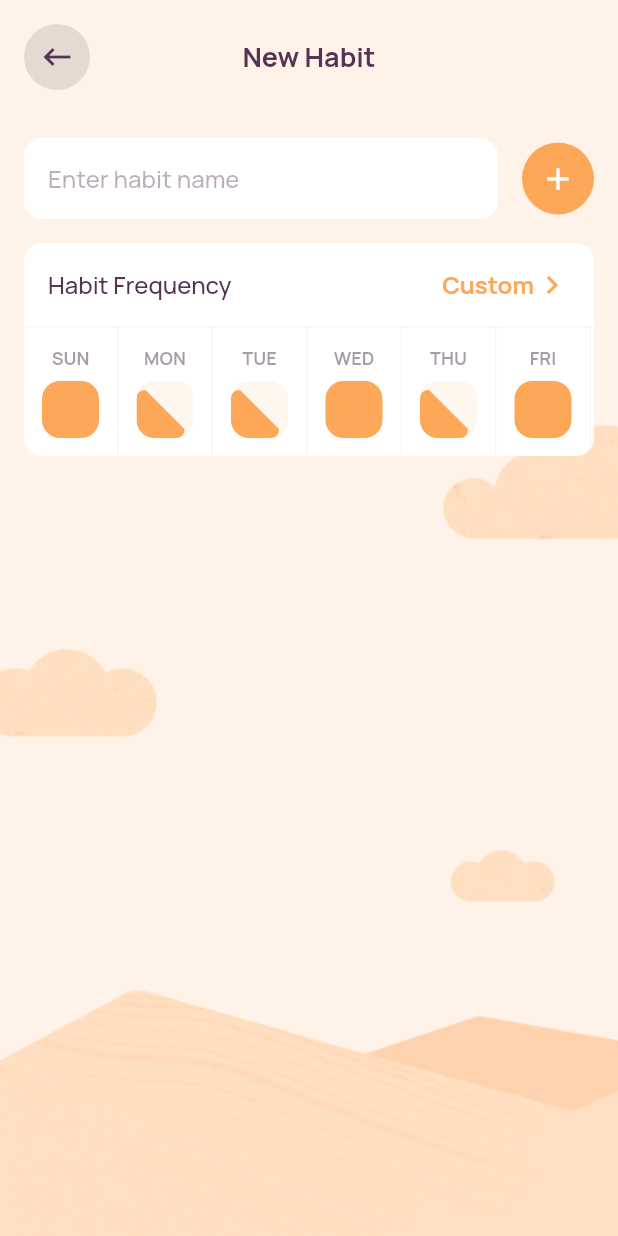
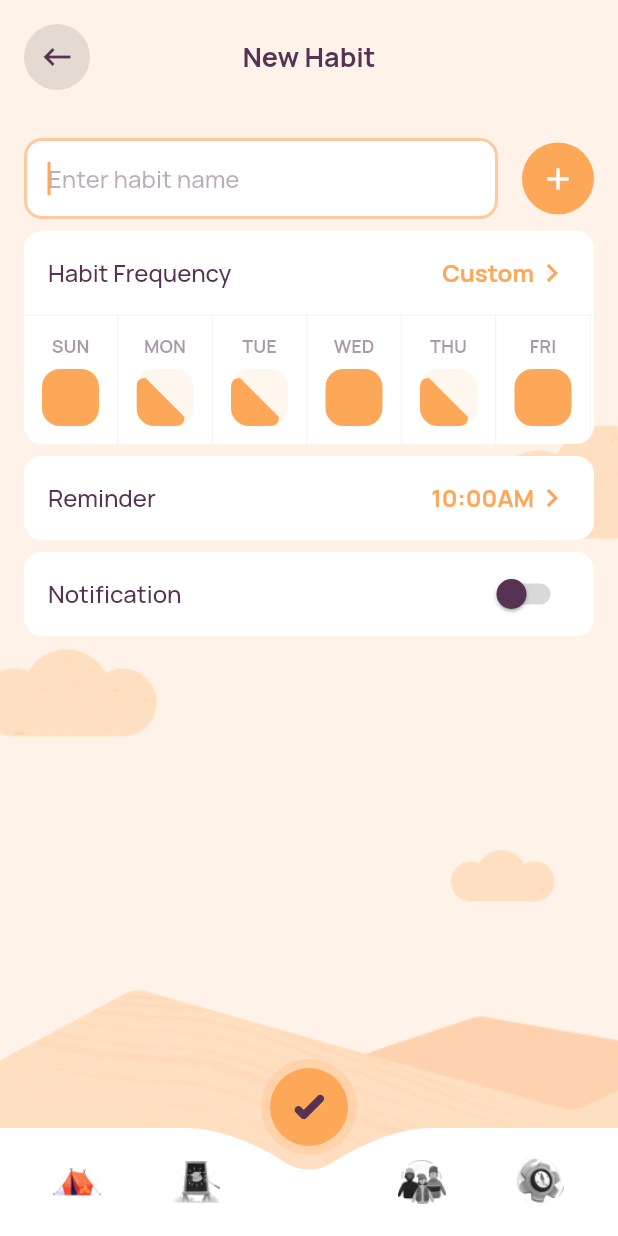
Before and after one commit to diogostein/habit-builder-flutter, a Flutter app: the NewHabitPage screen opened by its route, on a phone screen of 412 x 824 dp. Run offline on Flutter 3.47's test engine with Material 2 defaults, Android fonts, the phone set to English and light mode, and no system bars; our stand-ins replace flutter_modular, flutter_svg, form_field_validator.

Commit message:
Finaliza tela de new habit

```diff
--- a/design_system/lib/atomic/molecules/text_form_field.dart
+++ b/design_system/lib/atomic/molecules/text_form_field.dart
@@ -103,7 +103,8 @@ class _HBTextFormFieldState extends State<HBTextFormField> {
     return Focus(
       onFocusChange: (hasFocus) => setState(() => _hasFocus = hasFocus),
       child: Padding(
-        padding: widget.margin ?? EdgeInsets.zero,
+        padding:
+            widget.margin ?? const EdgeInsets.only(bottom: HBSpacings.xSmall),
         child: TextFormField(
           controller: widget.controller,
           focusNode: widget.focusNode,
--- a/design_system/lib/atomic/templates/sliver_scaffold.dart
+++ b/design_system/lib/atomic/templates/sliver_scaffold.dart
@@ -5,6 +5,7 @@ import '../../design_system.dart';
 class HBSliverScaffold extends StatelessWidget {
   final Widget? headerBar;
   final bool extendBodyBehindAppBar;
+  final bool? resizeToAvoidBottomInset;
   final Widget? bottomNavigationBar;
   final Widget? floatingActionButton;
   final FloatingActionButtonLocation? floatingActionButtonLocation;
@@ -20,6 +21,7 @@ class HBSliverScaffold extends StatelessWidget {
     this.floatingActionButtonLocation,
     this.hasBackground = false,
     required this.slivers,
+    this.resizeToAvoidBottomInset,
   });
 
   bool get _extendBody => bottomNavigationBar != null;
@@ -29,6 +31,7 @@ class HBSliverScaffold extends StatelessWidget {
     return Scaffold(
       extendBody: _extendBody,
       extendBodyBehindAppBar: extendBodyBehindAppBar,
+      resizeToAvoidBottomInset: resizeToAvoidBottomInset,
       bottomNavigationBar: bottomNavigationBar,
       floatingActionButton: floatingActionButton,
       floatingActionButtonLocation: floatingActionButtonLocation ??
--- a/habit_builder/lib/src/app_module.dart
+++ b/habit_builder/lib/src/app_module.dart
@@ -1,5 +1,4 @@
 import 'package:flutter_modular/flutter_modular.dart';
-import 'package:habit_builder/src/modules/home/ui/tracking_habits/tracking_habits_page.dart';
 
 import 'modules/authentication/authentication_module.dart';
 import 'modules/community/community_module.dart';
@@ -9,6 +8,7 @@ import 'modules/home/home_module.dart';
 import 'modules/onboarding/onboarding_module.dart';
 import 'modules/profile/profile_module.dart';
 import 'modules/settings/settings_module.dart';
+import 'splash_screen.dart';
 
 class AppModule extends Module {
   @override
@@ -16,7 +16,7 @@ class AppModule extends Module {
 
   @override
   List<ModularRoute> get routes => [
-        ChildRoute('/', child: (context, args) => const TrackingHabitsPage()),
+        ChildRoute('/', child: (context, args) => const SplashScreen()),
         ModuleRoute('/onboarding', module: OnboardingModule()),
         ModuleRoute('/authentication', module: AuthenticationModule()),
         ModuleRoute('/home', module: HomeModule()),
--- a/habit_builder/lib/src/modules/community/data/community_repository.dart
+++ b/habit_builder/lib/src/modules/community/data/community_repository.dart
@@ -6,8 +6,8 @@ class CommunityRepository {
         Post(
           id: 1,
           author: Author(
-            name: 'Sophie',
-            image: 'assets/images/sophie-radcliffe.jpg',
+            name: 'Brian',
+            image: 'assets/images/brian-porter.jpg',
           ),
           date: '41m ago',
           message:
@@ -18,7 +18,7 @@ class CommunityRepository {
         Post(
           id: 2,
           author: Author(
-            name: 'Maria',
+            name: 'Sophie',
             image: 'assets/images/sophie-radcliffe.jpg',
           ),
           date: '41m ago',
@@ -30,8 +30,8 @@ class CommunityRepository {
         Post(
           id: 2,
           author: Author(
-            name: 'Kate',
-            image: 'assets/images/sophie-radcliffe.jpg',
+            name: 'Anne',
+            image: 'assets/images/anne-chambers.jpg',
           ),
           date: '41m ago',
           message:
--- a/habit_builder/lib/src/modules/habit/ui/new_habit_page.dart
+++ b/habit_builder/lib/src/modules/habit/ui/new_habit_page.dart
@@ -1,6 +1,11 @@
 import 'package:design_system/design_system.dart';
 import 'package:flutter/material.dart';
-import 'package:habit_builder/src/modules/habit/ui/widgets/week_day_with_habit_square.dart';
+import 'package:flutter_modular/flutter_modular.dart';
+import 'package:habit_builder/src/core/mixin/menu_actions.dart';
+import 'package:habit_builder/src/modules/habit/ui/widgets/habit_frequency_card.dart';
+
+import 'widgets/notification_card.dart';
+import 'widgets/reminder_card.dart';
 
 class NewHabitPage extends StatefulWidget {
   const NewHabitPage({Key? key}) : super(key: key);
@@ -9,14 +14,23 @@ class NewHabitPage extends StatefulWidget {
   State<NewHabitPage> createState() => _NewHabitPageState();
 }
 
-class _NewHabitPageState extends State<NewHabitPage> {
+class _NewHabitPageState extends State<NewHabitPage> with MenuActions {
   @override
   Widget build(BuildContext context) {
     return HBSliverScaffold(
       hasBackground: true,
+      resizeToAvoidBottomInset: false,
       headerBar: const HBHeaderBar(
         automaticallyImplyLeading: true,
         titleText: 'New Habit',
+      ),
+      floatingActionButton: HBFloatingActionButton(
+        onPressed: () => Modular.to.pop(),
+        child: const HBImage(HBSvgIcons.check),
+      ),
+      bottomNavigationBar: HBBottomAppBar(
+        onMenuIconPressed: onMenuIconPressed,
+        activeMenuIcon: HBMenuIconType.home,
       ),
       slivers: [
         SliverToBoxAdapter(
@@ -29,7 +43,9 @@ class _NewHabitPageState extends State<NewHabitPage> {
                   children: [
                     const Expanded(
                       child: HBTextFormField(
+                        margin: EdgeInsets.zero,
                         hintText: 'Enter habit name',
+                        autofocus: true,
                       ),
                     ),
                     const HBGapWidth(),
@@ -42,87 +58,12 @@ class _NewHabitPageState extends State<NewHabitPage> {
                     ),
                   ],
                 ),
-                const HBGapHeight(),
-                HBFlatCard(
-                  margin: EdgeInsets.zero,
-                  padding: EdgeInsets.zero,
-                  child: Column(
-                    children: [
-                      Padding(
-                        padding: const EdgeInsets.all(HBSpacings.regular),
-                        child: Row(
-                          children: [
-                            const Expanded(
-                              child: HBText('Habit Frequency'),
-                            ),
-                            HBText(
-                              'Custom',
-                              style: HBTextStyles.body.copyWith(
-                                color: HBMaterialColors.primarySwatch,
-                                fontWeight: FontWeight.bold,
-                              ),
-                            ),
-                            const Icon(
-                              Icons.chevron_right,
-                              color: HBMaterialColors.primarySwatch,
-                            ),
-                          ],
-                        ),
-                      ),
-                      const HBDivider(),
-                      SingleChildScrollView(
-                        scrollDirection: Axis.horizontal,
-                        child: IntrinsicHeight(
-                          child: Row(
-                            children: const [
-                              WeekDayWithHabitSquare(
-                                padding: EdgeInsets.all(HBSpacings.small),
-                                weekDayText: 'SUN',
-                                habitSquareType: HBHabitSquareType.full,
-                              ),
-                              HBVerticalDivider(),
-                              WeekDayWithHabitSquare(
-                                padding: EdgeInsets.all(HBSpacings.small),
-                                weekDayText: 'MON',
-                                habitSquareType: HBHabitSquareType.half,
-                              ),
-                              HBVerticalDivider(),
-                              WeekDayWithHabitSquare(
-                                padding: EdgeInsets.all(HBSpacings.small),
-                                weekDayText: 'TUE',
-                                habitSquareType: HBHabitSquareType.half,
-                              ),
-                              HBVerticalDivider(),
-                              WeekDayWithHabitSquare(
-                                padding: EdgeInsets.all(HBSpacings.small),
-                                weekDayText: 'WED',
-                                habitSquareType: HBHabitSquareType.full,
-                              ),
-                              HBVerticalDivider(),
-                              WeekDayWithHabitSquare(
-                                padding: EdgeInsets.all(HBSpacings.small),
-                                weekDayText: 'THU',
-                                habitSquareType: HBHabitSquareType.half,
-                              ),
-                              HBVerticalDivider(),
-                              WeekDayWithHabitSquare(
-                                padding: EdgeInsets.all(HBSpacings.small),
-                                weekDayText: 'FRI',
-                                habitSquareType: HBHabitSquareType.full,
-                              ),
-                              HBVerticalDivider(),
-                              WeekDayWithHabitSquare(
-                                padding: EdgeInsets.all(HBSpacings.small),
-                                weekDayText: 'SAT',
-                                habitSquareType: HBHabitSquareType.full,
-                              ),
-                            ],
-                          ),
-                        ),
-                      )
-                    ],
-                  ),
-                ),
+                const HBGapHeight.xSmall(),
+                const HabitFrequencyCard(),
+                const HBGapHeight.xSmall(),
+                const ReminderCard(),
+                const HBGapHeight.xSmall(),
+                const NotificationCard(),
               ],
             ),
           ),
--- /dev/null
+++ b/habit_builder/lib/src/modules/habit/ui/widgets/habit_frequency_card.dart
@@ -0,0 +1,92 @@
+import 'package:design_system/design_system.dart';
+import 'package:flutter/material.dart';
+
+import 'week_day_with_habit_square.dart';
+
+class HabitFrequencyCard extends StatelessWidget {
+  const HabitFrequencyCard({Key? key}) : super(key: key);
+
+  @override
+  Widget build(BuildContext context) {
+    return HBFlatCard(
+      margin: EdgeInsets.zero,
+      padding: EdgeInsets.zero,
+      child: Column(
+        children: [
+          Padding(
+            padding: const EdgeInsets.all(HBSpacings.regular),
+            child: Row(
+              children: [
+                const Expanded(
+                  child: HBText('Habit Frequency'),
+                ),
+                HBText(
+                  'Custom',
+                  style: HBTextStyles.body.copyWith(
+                    color: HBMaterialColors.primarySwatch,
+                    fontWeight: FontWeight.bold,
+                  ),
+                ),
+                const Icon(
+                  Icons.chevron_right,
+                  color: HBMaterialColors.primarySwatch,
+                ),
+              ],
+            ),
+          ),
+          const HBDivider(),
+          SingleChildScrollView(
+            scrollDirection: Axis.horizontal,
+            child: IntrinsicHeight(
+              child: Row(
+                children: const [
+                  WeekDayWithHabitSquare(
+                    padding: EdgeInsets.all(HBSpacings.small),
+                    weekDayText: 'SUN',
+                    habitSquareType: HBHabitSquareType.full,
+                  ),
+                  HBVerticalDivider(),
+                  WeekDayWithHabitSquare(
+                    padding: EdgeInsets.all(HBSpacings.small),
+                    weekDayText: 'MON',
+                    habitSquareType: HBHabitSquareType.half,
+                  ),
+                  HBVerticalDivider(),
+                  WeekDayWithHabitSquare(
+                    padding: EdgeInsets.all(HBSpacings.small),
+                    weekDayText: 'TUE',
+                    habitSquareType: HBHabitSquareType.half,
+                  ),
+                  HBVerticalDivider(),
+                  WeekDayWithHabitSquare(
+                    padding: EdgeInsets.all(HBSpacings.small),
+                    weekDayText: 'WED',
+                    habitSquareType: HBHabitSquareType.full,
+                  ),
+                  HBVerticalDivider(),
+                  WeekDayWithHabitSquare(
+                    padding: EdgeInsets.all(HBSpacings.small),
+                    weekDayText: 'THU',
+                    habitSquareType: HBHabitSquareType.half,
+                  ),
+                  HBVerticalDivider(),
+                  WeekDayWithHabitSquare(
+                    padding: EdgeInsets.all(HBSpacings.small),
+                    weekDayText: 'FRI',
+                    habitSquareType: HBHabitSquareType.full,
+                  ),
+                  HBVerticalDivider(),
+                  WeekDayWithHabitSquare(
+                    padding: EdgeInsets.all(HBSpacings.small),
+                    weekDayText: 'SAT',
+                    habitSquareType: HBHabitSquareType.full,
+                  ),
+                ],
+              ),
+            ),
+          )
+        ],
+      ),
+    );
+  }
+}
--- /dev/null
+++ b/habit_builder/lib/src/modules/habit/ui/widgets/notification_card.dart
@@ -0,0 +1,31 @@
+import 'package:design_system/design_system.dart';
+import 'package:flutter/material.dart';
+
+class NotificationCard extends StatefulWidget {
+  const NotificationCard({Key? key}) : super(key: key);
+
+  @override
+  State<NotificationCard> createState() => _NotificationCardState();
+}
+
+class _NotificationCardState extends State<NotificationCard> {
+  bool _activeNotification = false;
+
+  @override
+  Widget build(BuildContext context) {
+    return HBFlatCard(
+      margin: EdgeInsets.zero,
+      padding: EdgeInsets.zero,
+      child: ListTile(
+        title: const HBText('Notification'),
+        trailing: Switch(
+          value: _activeNotification,
+          activeColor: HBMaterialColors.secondarySwatch,
+          inactiveThumbColor: HBMaterialColors.secondarySwatch,
+          inactiveTrackColor: Colors.black.withOpacity(.15),
+          onChanged: (checked) => setState(() => _activeNotification = checked),
+        ),
+      ),
+    );
+  }
+}
--- /dev/null
+++ b/habit_builder/lib/src/modules/habit/ui/widgets/reminder_card.dart
@@ -0,0 +1,33 @@
+import 'package:design_system/design_system.dart';
+import 'package:flutter/material.dart';
+
+class ReminderCard extends StatelessWidget {
+  const ReminderCard({Key? key}) : super(key: key);
+
+  @override
+  Widget build(BuildContext context) {
+    return HBFlatCard(
+      margin: EdgeInsets.zero,
+      padding: EdgeInsets.zero,
+      child: ListTile(
+        title: const HBText('Reminder'),
+        trailing: Row(
+          mainAxisSize: MainAxisSize.min,
+          children: [
+            HBText(
+              '10:00AM',
+              style: HBTextStyles.body.copyWith(
+                color: HBMaterialColors.primarySwatch,
+                fontWeight: FontWeight.bold,
+              ),
+            ),
+            const Icon(
+              Icons.chevron_right,
+              color: HBMaterialColors.primarySwatch,
+            ),
+          ],
+        ),
+      ),
+    );
+  }
+}
--- a/habit_builder/lib/src/modules/profile/ui/widgets/performance_section.dart
+++ b/habit_builder/lib/src/modules/profile/ui/widgets/performance_section.dart
@@ -26,7 +26,7 @@ class PerformanceSection extends StatelessWidget {
                 fontWeight: FontWeight.bold,
               ),
             ),
-            subtitle: HBText.muted('Name'),
+            subtitle: HBText.muted('justinegoslin@gmail.com'),
           ),
           const HBDivider(),
           Row(
--- a/habit_builder/lib/src/modules/settings/ui/widgets/menu_list.dart
+++ b/habit_builder/lib/src/modules/settings/ui/widgets/menu_list.dart
@@ -1,5 +1,6 @@
 import 'package:design_system/design_system.dart';
 import 'package:flutter/material.dart';
+import 'package:flutter_modular/flutter_modular.dart';
 
 class MenuList extends StatelessWidget {
   const MenuList({Key? key}) : super(key: key);
@@ -66,6 +67,14 @@ class MenuList extends StatelessWidget {
             iconData: Icons.info,
             titleText: 'About',
           ),
+          HBMenuButton(
+            onPressed: () => Modular.to.navigate('/authentication'),
+            margin: const EdgeInsets.symmetric(
+              vertical: HBSpacings.xxSmall,
+            ),
+            iconData: Icons.exit_to_app,
+            titleText: 'Logout',
+          ),
         ],
       ),
     );
```
Also changed, not shown: habit_builder/assets/images/anne-chambers.jpg (added), habit_builder/assets/images/brian-porter.jpg (added).
